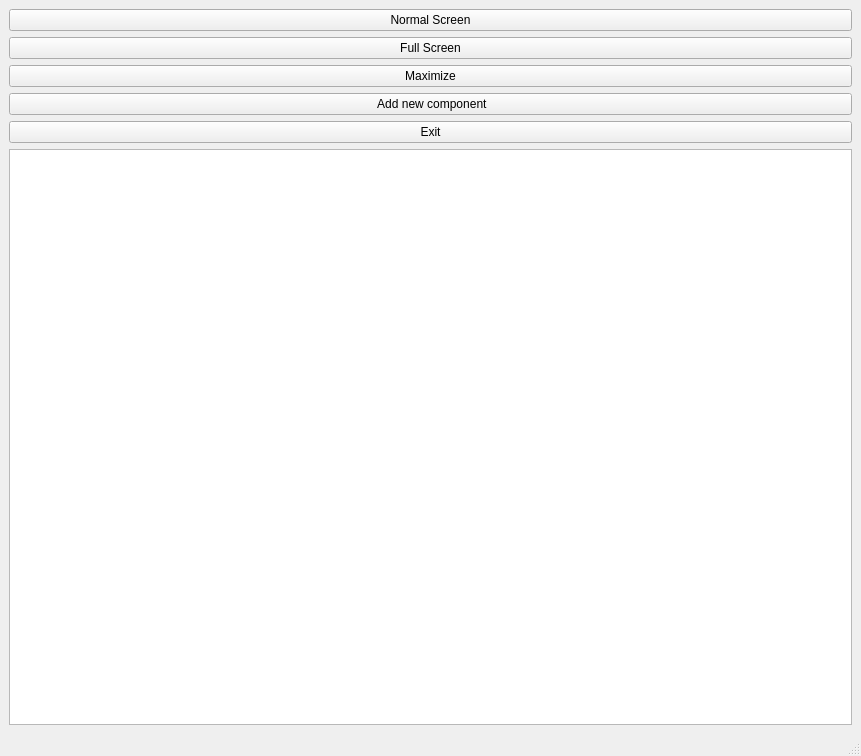
This is mainwindow.ui in Miketilever/Cantilever as Qt 5 draws it before an edit. The edited form follows.
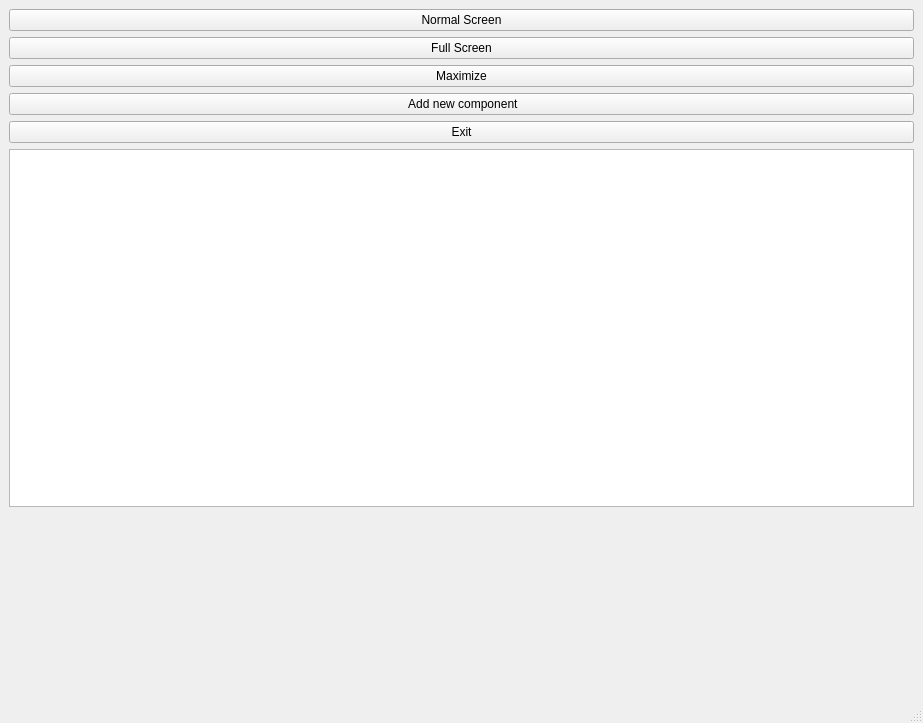
This is the edited form. Custom widgets are drawn as their Qt base class.

What changed in the file:
```diff
--- a/mainwindow.ui
+++ b/mainwindow.ui
@@ -6,60 +6,59 @@
    <rect>
     <x>0</x>
     <y>0</y>
-    <width>861</width>
-    <height>756</height>
+    <width>923</width>
+    <height>723</height>
    </rect>
   </property>
   <property name="windowTitle">
    <string>MainWindow</string>
   </property>
   <widget class="QWidget" name="centralwidget">
-   <layout class="QGridLayout" name="gridLayout">
-    <item row="0" column="0">
-     <layout class="QVBoxLayout" name="verticalLayout">
-      <item>
-       <widget class="QPushButton" name="pushButtonNormal">
-        <property name="text">
-         <string>Normal Screen</string>
-        </property>
-       </widget>
-      </item>
-      <item>
-       <widget class="QPushButton" name="pushButtonFull">
-        <property name="text">
-         <string>Full Screen</string>
-        </property>
-       </widget>
-      </item>
-      <item>
+   <layout class="QGridLayout" name="gridLayout_2">
+    <item row="1" column="0" rowspan="2" colspan="2">
+     <widget class="QTableWidget" name="tableWidget"/>
+    </item>
+    <item row="0" column="0" colspan="2">
+     <layout class="QGridLayout" name="gridLayout">
+      <item row="2" column="0">
        <widget class="QPushButton" name="pushButtonMax">
         <property name="text">
          <string>Maximize</string>
         </property>
        </widget>
       </item>
-      <item>
-       <widget class="QPushButton" name="pushButtonAdd">
-        <property name="text">
-         <string> Add new component</string>
-        </property>
-       </widget>
-      </item>
-      <item>
+      <item row="4" column="0">
        <widget class="QPushButton" name="pushButtonExit">
         <property name="text">
          <string>Exit</string>
         </property>
        </widget>
       </item>
+      <item row="3" column="0">
+       <widget class="QPushButton" name="pushButtonAdd">
+        <property name="text">
+         <string> Add new component</string>
+        </property>
+       </widget>
+      </item>
+      <item row="0" column="0">
+       <widget class="QPushButton" name="pushButtonNormal">
+        <property name="text">
+         <string>Normal Screen</string>
+        </property>
+       </widget>
+      </item>
+      <item row="1" column="0">
+       <widget class="QPushButton" name="pushButtonFull">
+        <property name="text">
+         <string>Full Screen</string>
+        </property>
+       </widget>
+      </item>
      </layout>
     </item>
-    <item row="1" column="0">
-     <layout class="QVBoxLayout" name="verticalLayout_2">
-      <item>
-       <widget class="QTableWidget" name="tableWidget"/>
-      </item>
-     </layout>
+    <item row="3" column="0" colspan="2">
+     <widget class="QCustomPlot" name="plot" native="true"/>
     </item>
    </layout>
   </widget>
@@ -75,6 +74,14 @@
   </widget>
   <widget class="QStatusBar" name="statusbar"/>
  </widget>
+ <customwidgets>
+  <customwidget>
+   <class>QCustomPlot</class>
+   <extends>QWidget</extends>
+   <header>qcustomplot.h</header>
+   <container>1</container>
+  </customwidget>
+ </customwidgets>
  <resources/>
  <connections/>
 </ui>
```
Left out of the diff: 2 changed lines with no effect on the pictures.
